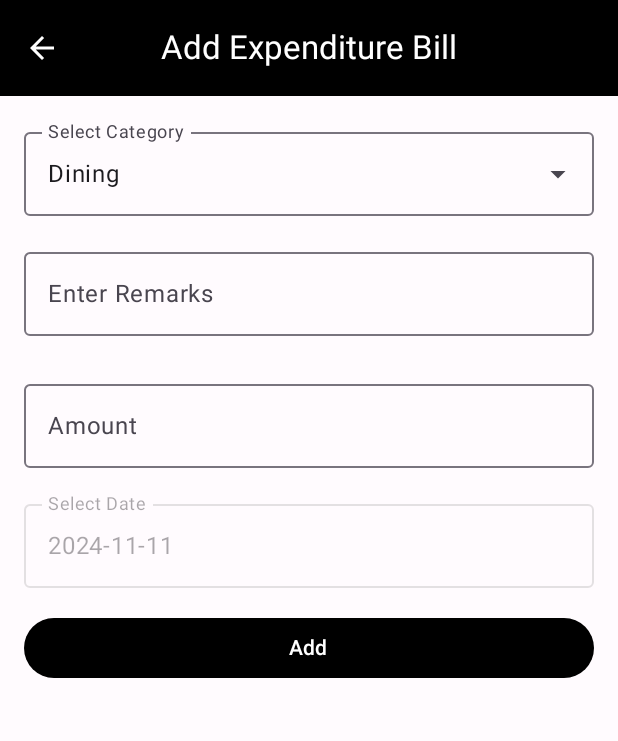
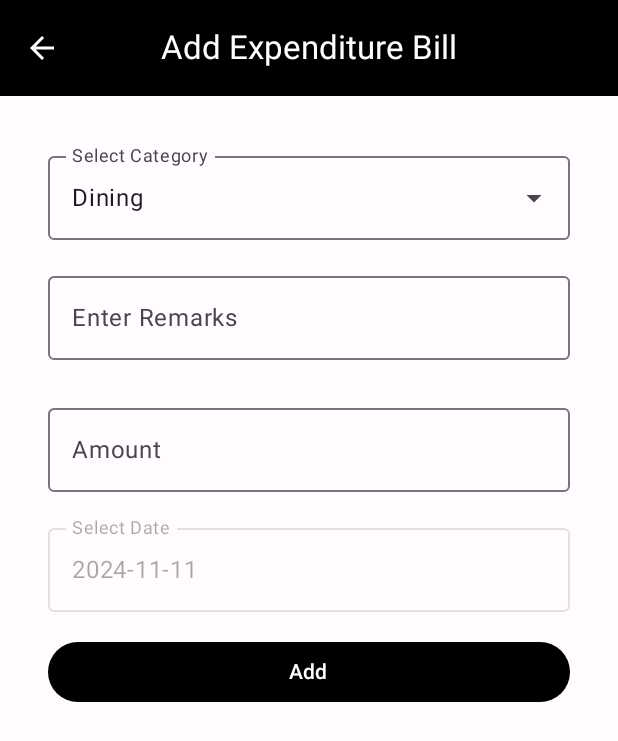
Before and after one commit to Reducto7/MobileAppTeamProject, an Android app built with Jetpack Compose: the AddNewBillPage screen opened through its navigation route, after a tap on "Expenditure", on a phone screen of 412 x 824 dp. Shown: the top 741 px of the screen. Run offline under Robolectric (Android 15) with nearby library versions, the phone set to English and light mode, and no system bars; our stand-ins replace Firebase (no records; nobody signed in at launch, a user with empty details on screens opened directly).

Commit message:
第五次提交 修改添加账单页面的间距 更正添加账单页面的back按钮

```diff
--- a/app/src/main/java/com/example/myapplication/ui/AddExpenditureBillPage.kt
+++ b/app/src/main/java/com/example/myapplication/ui/AddExpenditureBillPage.kt
@@ -55,10 +55,10 @@ fun AddExpenditurePage(
                     titleContentColor = MaterialTheme.colorScheme.onPrimary,
                 ),
                 navigationIcon = {
-                    IconButton(onClick = {navController.popBackStack()}) {
-                        androidx.compose.material3.Icon(
+                    IconButton(onClick = {navController.navigate("addNewBill") }) {
+                        Icon(
                             imageVector = Icons.AutoMirrored.Filled.ArrowBack,
-                            contentDescription = "Some Description",
+                            contentDescription = "back",
                             tint = Color.White,
                         )
                     }
@@ -80,7 +80,7 @@ fun AddExpenditurePage(
         Column(
             modifier = Modifier
                 .padding(innerPadding)
-                .padding(16.dp)
+                .padding(32.dp)
                 .fillMaxSize(),
             verticalArrangement = Arrangement.spacedBy(16.dp),
             horizontalAlignment = Alignment.CenterHorizontally
--- a/app/src/main/java/com/example/myapplication/ui/AddNewBillPage.kt
+++ b/app/src/main/java/com/example/myapplication/ui/AddNewBillPage.kt
@@ -39,10 +39,10 @@ fun AddNewBillPage(
                     titleContentColor = MaterialTheme.colorScheme.onPrimary,
                 ),
                 navigationIcon = {
-                    IconButton(onClick = {}) {
+                    IconButton(onClick = { navController.navigate("main") }) {
                         androidx.compose.material3.Icon(
                             imageVector = Icons.AutoMirrored.Filled.ArrowBack,
-                            contentDescription = "Some Description",
+                            contentDescription = "back",
                             tint = Color.White,
                         )
                     }
@@ -55,7 +55,7 @@ fun AddNewBillPage(
             modifier = Modifier
                 .fillMaxSize()
                 .padding(innerPadding)
-                .padding(horizontal = 16.dp),
+                .padding(horizontal = 32.dp),
             verticalArrangement = Arrangement.Center,
             horizontalAlignment = Alignment.CenterHorizontally,
         ){
```
Also changed, not shown: app/src/main/java/com/example/myapplication/ui/AddIncomeBillPage.kt (+4 -4 lines), app/src/main/java/com/example/myapplication/ui/RegisterPage.kt (+12 -11 lines).
